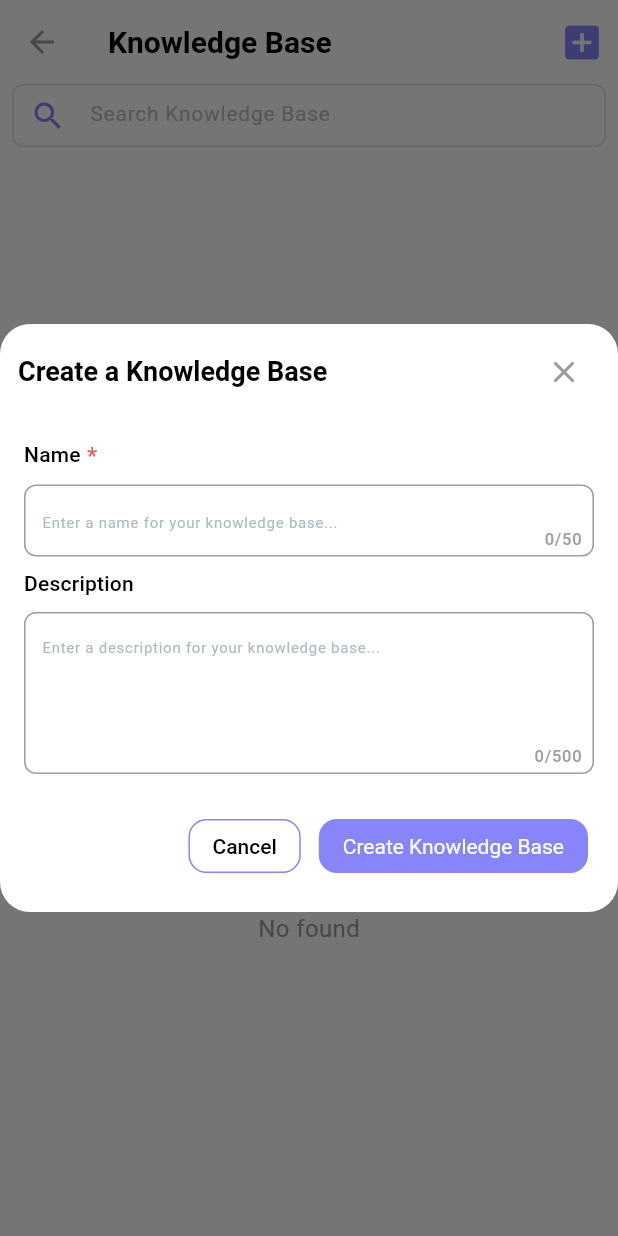
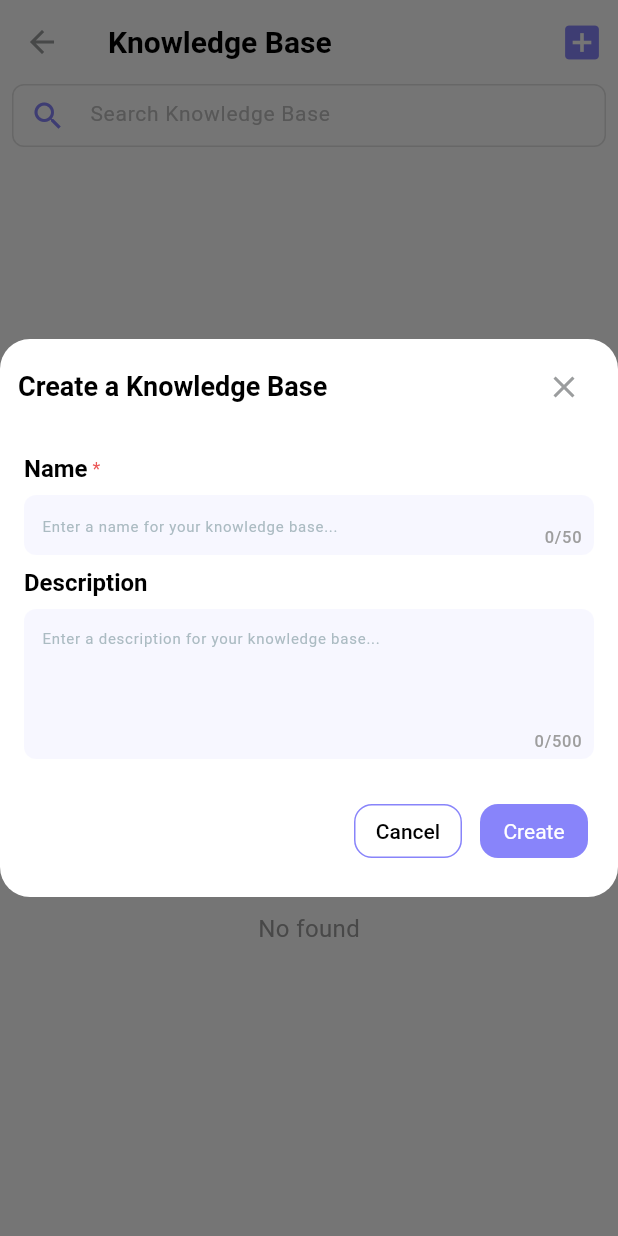
Before and after one commit to HaTu0803/AdvancedMobile_ChatAI, a Flutter app: the KnowledgeBaseScreen screen opened directly, after a tap on the "add box" icon, on a phone screen of 412 x 824 dp. Run offline on Flutter 3.47's test engine with Material 3 defaults, Android fonts, the phone set to English and light mode, and no system bars; our stand-ins replace awesome_dialog, dotted_border, email_validator, file_picker, flutter_screenutil, flutter_svg and 6 more; accounts and stored records are empty; network calls fail.

Commit message:
update UI knowledge base

```diff
--- a/lib/view_app/knowledge_base/screens/knowledge/knowledge_base.dart
+++ b/lib/view_app/knowledge_base/screens/knowledge/knowledge_base.dart
@@ -117,7 +117,6 @@ class _KnowledgeBaseScreenState extends State<KnowledgeBaseScreen> {
 
     return Scaffold(
       appBar: AppBar(
-        backgroundColor: Colors.white,
         title: Text(
           "Knowledge Base",
           style: Theme.of(context).textTheme.headlineMedium,
--- a/lib/view_app/knowledge_base/screens/knowledge/knowledge_base/create_knowledge.dart
+++ b/lib/view_app/knowledge_base/screens/knowledge/knowledge_base/create_knowledge.dart
@@ -2,6 +2,7 @@ import 'package:flutter/material.dart';
 
 import '../../../../../data_app/model/knowledge_base/knowledge_model.dart';
 import '../../../../../data_app/repository/knowledge_base/knowledge_repository.dart';
+import '../../../../../widgets/custom_form_filed.dart';
 
 class CreateAKnowledgeBaseScreen extends StatefulWidget {
   final bool isUpdate;
@@ -80,7 +81,8 @@ class _CreateAKnowledgeBaseScreenState
               mainAxisSize: MainAxisSize.min,
               crossAxisAlignment: CrossAxisAlignment.start,
               children: [
-                _buildFormField(
+
+                CustomFormField(
                   label: 'Name',
                   controller: _nameController,
                   hintText: 'Enter a name for your knowledge base...',
@@ -96,7 +98,8 @@ class _CreateAKnowledgeBaseScreenState
                   currentLength: _nameCharCount,
                 ),
                 const SizedBox(height: 8),
-                _buildFormField(
+
+                CustomFormField(
                   label: 'Description',
                   controller: _descriptionController,
                   hintText: 'Enter a description for your knowledge base...',
@@ -112,27 +115,34 @@ class _CreateAKnowledgeBaseScreenState
                   child: Row(
                     mainAxisAlignment: MainAxisAlignment.end,
                     children: [
+                      // OutlinedButton(
+                      //   onPressed: () => Navigator.pop(context),
+                      //   style: OutlinedButton.styleFrom(
+                      //     padding: const EdgeInsets.symmetric(
+                      //         horizontal: 16, vertical: 8),
+                      //     shape: RoundedRectangleBorder(
+                      //       borderRadius: BorderRadius.circular(12),
+                      //     ),
+                      //   ),
+                      //   child: const Text('Cancel'),
+                      // ),
                       OutlinedButton(
                         onPressed: () => Navigator.pop(context),
-                        style: OutlinedButton.styleFrom(
-                          padding: const EdgeInsets.symmetric(
-                              horizontal: 16, vertical: 8),
-                          shape: RoundedRectangleBorder(
-                            borderRadius: BorderRadius.circular(12),
-                          ),
-                        ),
                         child: const Text('Cancel'),
                       ),
                       const SizedBox(width: 12),
-                      FilledButton(
-                        onPressed: _isLoading ? null : _submitForm,
-                        style: FilledButton.styleFrom(
-                          padding: const EdgeInsets.symmetric(
-                              horizontal: 16, vertical: 8),
-                          shape: RoundedRectangleBorder(
-                            borderRadius: BorderRadius.circular(12),
-                          ),
-                        ),
+                      // FilledButton(
+                      //   onPressed: _isLoading ? null : _submitForm,
+                      //   style: FilledButton.styleFrom(
+                      //     padding: const EdgeInsets.symmetric(
+                      //         horizontal: 16, vertical: 8),
+                      //     shape: RoundedRectangleBorder(
+                      //       borderRadius: BorderRadius.circular(12),
+                      //     ),
+                      //   ),
+          FilledButton(
+              onPressed: _isLoading ? null : _submitForm,
+
                         child: _isLoading
                             ? const SizedBox(
                                 height: 20,
@@ -143,8 +153,8 @@ class _CreateAKnowledgeBaseScreenState
                                 ),
                               )
                             : Text(widget.isUpdate
-                                ? 'Update Knowledge Base'
-                                : 'Create Knowledge Base'),
+                                ? 'Update'
+                                : 'Create'),
                       ),
                     ],
                   ),
```
